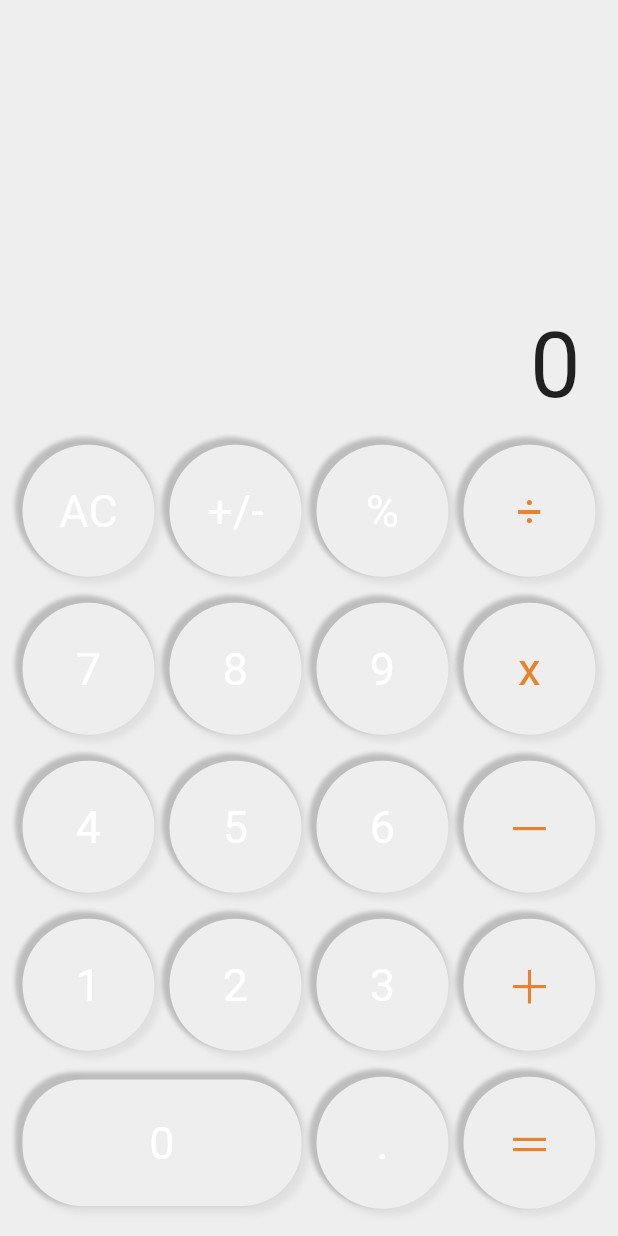
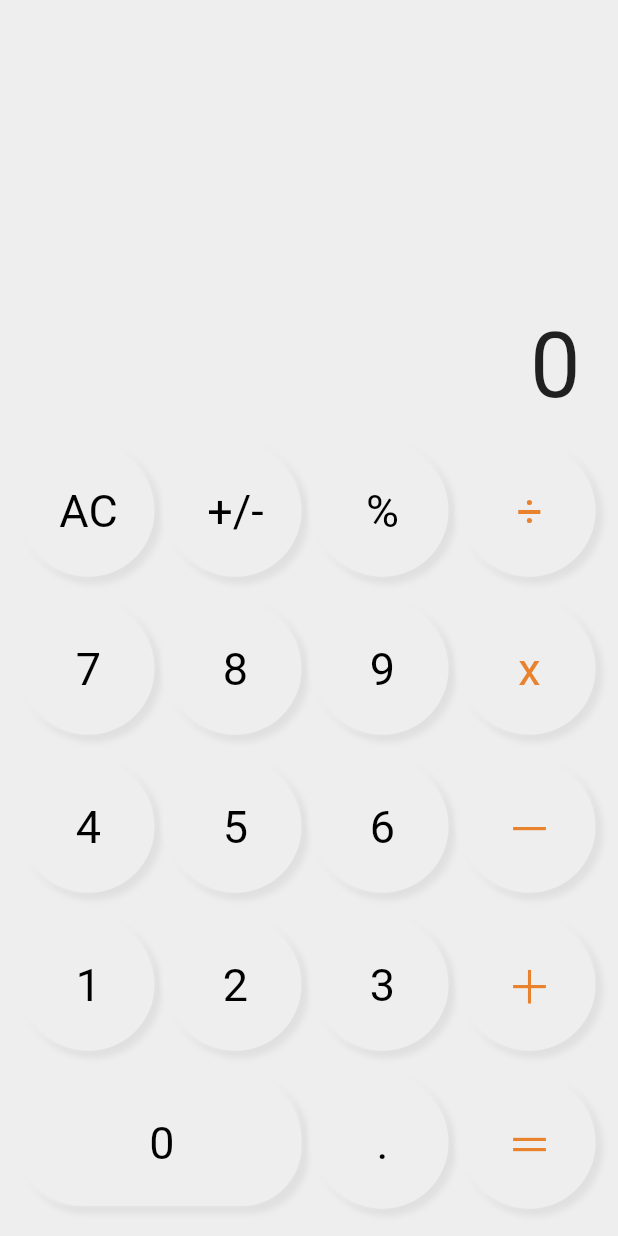
Before and after one commit to Aakashcs/calculator_app_flutter, a Flutter app: the screen it shows after launch, on a phone screen of 412 x 824 dp. Run offline on Flutter 3.47's test engine with Material 2 defaults, Android fonts, the phone set to English and light mode, and no system bars.

Commit message:
added SingleChildScrollView for horizontal scroll

```diff
--- a/lib/screens/calculator.dart
+++ b/lib/screens/calculator.dart
@@ -45,8 +45,11 @@ class _CalculatorState extends State<Calculator> {
                     padding: const EdgeInsets.symmetric(horizontal: 15),
                     child: Align(
                       alignment: Alignment.bottomRight,
-                      child: Text(calculator.output,
-                          style: TextStyle(fontSize: 60)),
+                      child: SingleChildScrollView(
+                        scrollDirection: Axis.horizontal,
+                        child: Text(calculator.output,
+                            maxLines: 1, style: TextStyle(fontSize: 60)),
+                      ),
                     ),
                   ),
                 ),
@@ -71,6 +74,10 @@ class Keyboard extends StatelessWidget {
 
   @override
   Widget build(BuildContext context) {
+    Color buttonColor =
+        SchedulerBinding.instance!.window.platformBrightness == Brightness.dark
+            ? Colors.white
+            : Colors.black;
     return Container(
       height: MediaQuery.of(context).size.height * 0.65,
       child: Column(
@@ -79,14 +86,17 @@ class Keyboard extends StatelessWidget {
             Button(
                 text: "AC",
                 calculatorController: calculator,
+                textColor: buttonColor,
                 notifyParent: notifyParent),
             Button(
                 text: "+/-",
                 calculatorController: calculator,
+                textColor: buttonColor,
                 notifyParent: notifyParent),
             Button(
                 text: "%",
                 calculatorController: calculator,
+                textColor: buttonColor,
                 notifyParent: notifyParent),
             Button(
                 text: "÷",
@@ -99,14 +109,17 @@ class Keyboard extends StatelessWidget {
             Button(
                 text: "7",
                 calculatorController: calculator,
+                textColor: buttonColor,
                 notifyParent: notifyParent),
             Button(
                 text: "8",
                 calculatorController: calculator,
+                textColor: buttonColor,
                 notifyParent: notifyParent),
             Button(
                 text: "9",
                 calculatorController: calculator,
+                textColor: buttonColor,
                 notifyParent: notifyParent),
             Button(
                 text: "x",
@@ -119,14 +132,17 @@ class Keyboard extends StatelessWidget {
             Button(
                 text: "4",
                 calculatorController: calculator,
+                textColor: buttonColor,
                 notifyParent: notifyParent),
             Button(
                 text: "5",
                 calculatorController: calculator,
+                textColor: buttonColor,
                 notifyParent: notifyParent),
             Button(
                 text: "6",
                 calculatorController: calculator,
+                textColor: buttonColor,
                 notifyParent: notifyParent),
             Button(
                 text: "－",
@@ -139,14 +155,17 @@ class Keyboard extends StatelessWidget {
             Button(
                 text: "1",
                 calculatorController: calculator,
+                textColor: buttonColor,
                 notifyParent: notifyParent),
             Button(
                 text: "2",
                 calculatorController: calculator,
+                textColor: buttonColor,
                 notifyParent: notifyParent),
             Button(
                 text: "3",
                 calculatorController: calculator,
+                textColor: buttonColor,
                 notifyParent: notifyParent),
             Button(
                 text: "＋",
@@ -159,11 +178,13 @@ class Keyboard extends StatelessWidget {
             Button(
                 text: "0",
                 calculatorController: calculator,
+                textColor: buttonColor,
                 flex: 2,
                 notifyParent: notifyParent),
             Button(
                 text: ".",
                 calculatorController: calculator,
+                textColor: buttonColor,
                 notifyParent: notifyParent),
             Button(
                 text: "＝",
@@ -232,7 +253,7 @@ class _ButtonState extends State<Button> {
               BoxShadow(
                   color: SchedulerBinding.instance!.window.platformBrightness ==
                           Brightness.dark
-                      ? Colors.black.withAlpha(70)
+                      ? Colors.black.withAlpha(50)
                       : Colors.grey.shade300,
                   spreadRadius: 2.0,
                   blurRadius: 3.0,
@@ -240,11 +261,11 @@ class _ButtonState extends State<Button> {
               BoxShadow(
                   color: SchedulerBinding.instance!.window.platformBrightness ==
                           Brightness.dark
-                      ? Colors.black.withAlpha(10)
-                      : Colors.grey.shade400,
+                      ? Colors.black.withAlpha(5)
+                      : Colors.grey.shade200,
                   spreadRadius: 2.0,
                   blurRadius: 3.0 / 2,
-                  offset: Offset(clicked ? -3.0 : -3.0, clicked ? -3.0 : -3.0)),
+                  offset: Offset(-3.0, -3.0)),
             ],
           ),
           child: GestureDetector(
@@ -268,8 +289,9 @@ class _ButtonState extends State<Button> {
                   fit: BoxFit.fitWidth,
                   child: Text(
                     widget.text,
+                    maxLines: 1,
                     style: TextStyle(fontSize: 30, color: widget.textColor),
-                    textAlign: TextAlign.center,
+                    textAlign: TextAlign.right,
                   ),
                 ),
               ),
```
